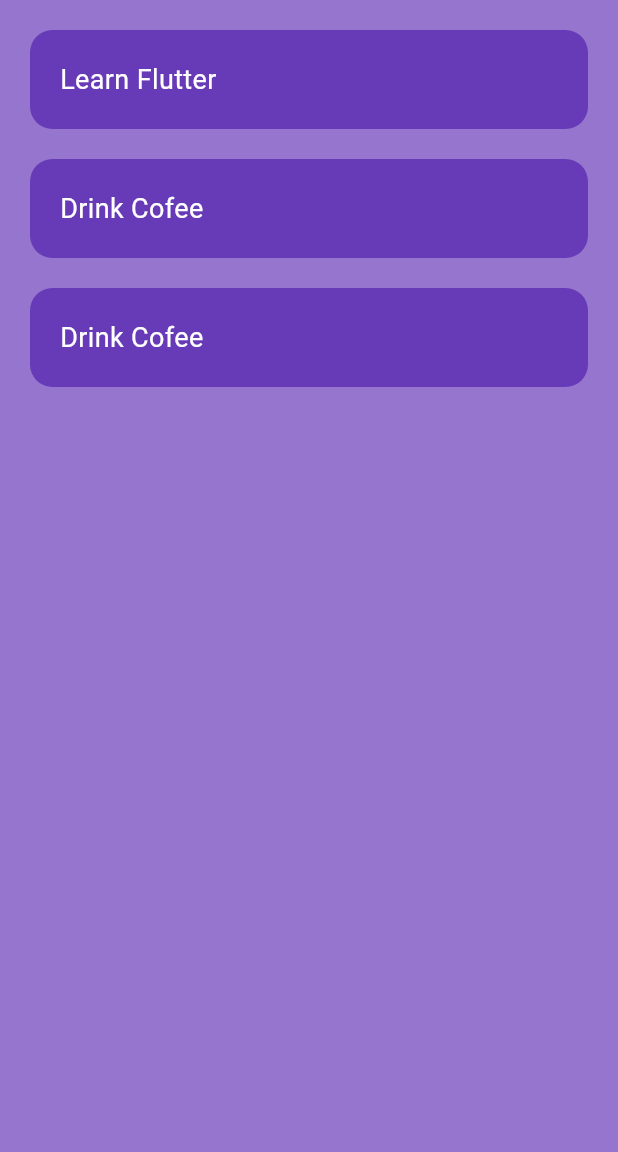
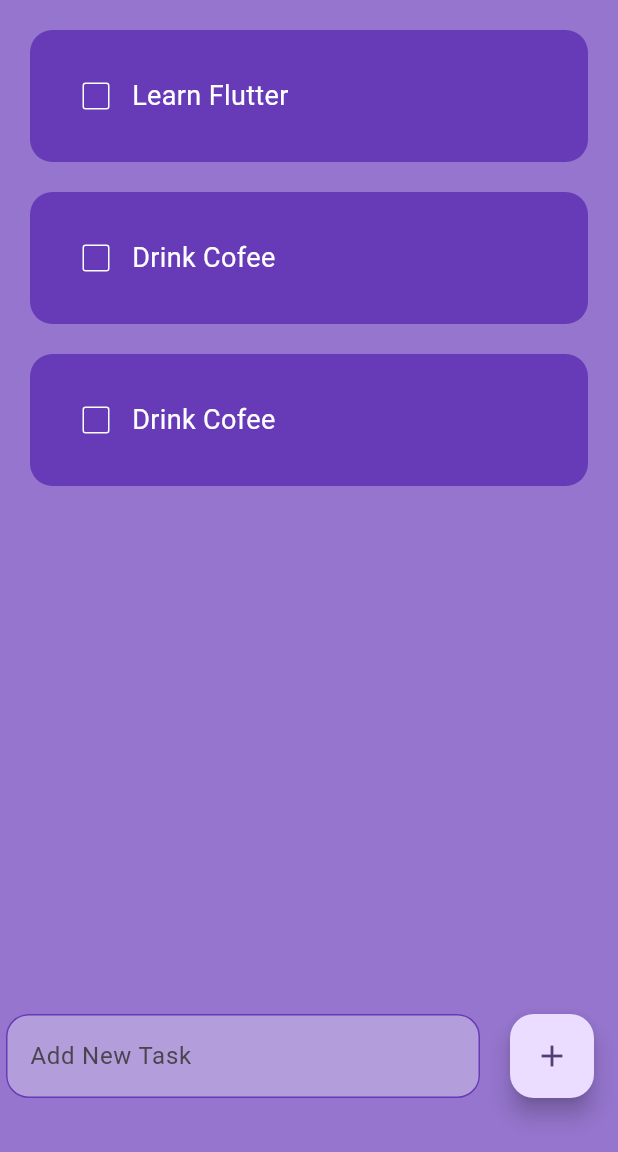
Before and after one commit to Vihanga-Nirmitha/Task-Management-System, a Flutter app: the screen it shows after launch, on a phone screen of 412 x 824 dp, the part 84-1236 px from its top. Run offline on Flutter 3.47's test engine with Material 3 defaults, Android fonts, the phone set to English and light mode, and no system bars.

Commit message:
add Task adding function

```diff
--- a/lib/pages/home_page.dart
+++ b/lib/pages/home_page.dart
@@ -1,15 +1,33 @@
 import 'package:flutter/material.dart';
 import 'package:todo/utils/todo_List.dart';
 
-// ignore: must_be_immutable
-class HomePage extends StatelessWidget {
-  HomePage({super.key});
+class HomePage extends StatefulWidget {
+  const HomePage({super.key});
 
+  @override
+  State<HomePage> createState() => _HomePageState();
+}
+
+class _HomePageState extends State<HomePage> {
+  final _controller = TextEditingController();
   List toDoList = [
     ['Learn Flutter', false],
     ['Drink Cofee', false],
     ['Drink Cofee', false],
   ];
+
+  checkBoxChanged(int index) {
+    setState(() {
+      toDoList[index][1] = !toDoList[index][1];
+    });
+  }
+
+  void saveNewTask() {
+    setState(() {
+      toDoList.add([_controller.text, false]);
+      _controller.clear();
+    });
+  }
 
   @override
   Widget build(BuildContext context) {
@@ -28,8 +46,38 @@ class HomePage extends StatelessWidget {
           itemBuilder: (BuildContext context, index) {
             return TodoList(
               taskName: toDoList[index][0],
+              taskCompleted: toDoList[index][1],
+              onChanged: (value) => checkBoxChanged(index),
             );
           }),
+      floatingActionButton: Row(
+        children: [
+          Expanded(
+            child: Padding(
+              padding: const EdgeInsets.all(20),
+              child: TextField(
+                controller: _controller,
+                decoration: InputDecoration(
+                    hintText: 'Add New Task',
+                    filled: true,
+                    fillColor: Colors.deepPurple.shade200,
+                    enabledBorder: OutlineInputBorder(
+                      borderSide: BorderSide(color: Colors.deepPurple),
+                      borderRadius: BorderRadius.circular(15),
+                    ),
+                    focusedBorder: OutlineInputBorder(
+                      borderSide: BorderSide(color: Colors.deepPurple),
+                      borderRadius: BorderRadius.circular(15),
+                    )),
+              ),
+            ),
+          ),
+          FloatingActionButton(
+            onPressed: saveNewTask,
+            child: const Icon(Icons.add),
+          ),
+        ],
+      ),
     );
   }
 }
--- a/lib/utils/todo_List.dart
+++ b/lib/utils/todo_List.dart
@@ -2,9 +2,15 @@
 import 'package:flutter/material.dart';
 
 class TodoList extends StatelessWidget {
-  const TodoList({super.key, required this.taskName});
+  const TodoList(
+      {super.key,
+      required this.taskName,
+      required this.taskCompleted,
+      this.onChanged});
 
   final String taskName;
+  final bool taskCompleted;
+  final Function(bool?)? onChanged;
 
   @override
   Widget build(BuildContext context) {
@@ -21,12 +27,26 @@ class TodoList extends StatelessWidget {
           color: Colors.deepPurple,
           borderRadius: BorderRadius.circular(15),
         ),
-        child: Text(
-          taskName,
-          style: const TextStyle(
-            color: Colors.white,
-            fontSize: 18,
-          ),
+        child: Row(
+          children: [
+            Checkbox(
+              value: taskCompleted,
+              onChanged: onChanged,
+              checkColor: Colors.black,
+              activeColor: Colors.white,
+              side: const BorderSide(color: Colors.white),
+            ),
+            Text(
+              taskName,
+              style: TextStyle(
+                  color: Colors.white,
+                  fontSize: 18,
+                  decoration: taskCompleted
+                      ? TextDecoration.lineThrough
+                      : TextDecoration.none,
+                  decorationColor: Colors.white),
+            ),
+          ],
         ),
       ),
     );
```
